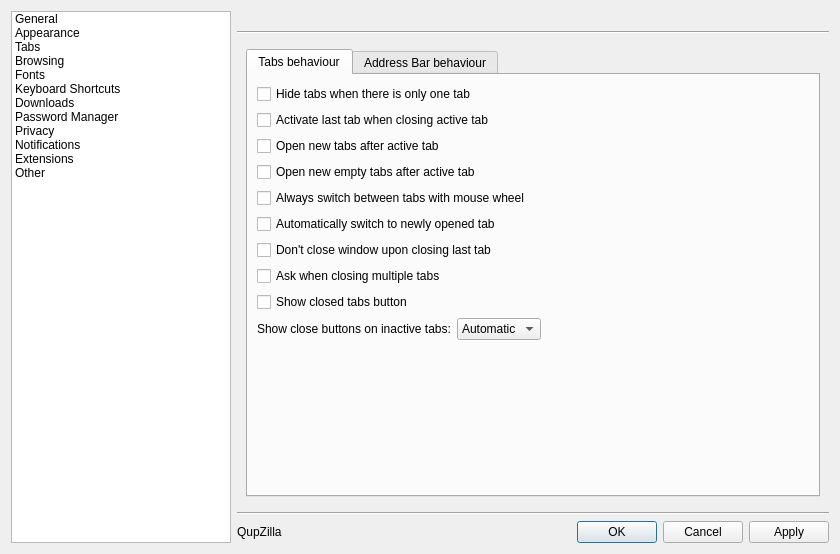
Old version of the form src/lib/preferences/preferences.ui in the repository QupZilla/qupzilla.
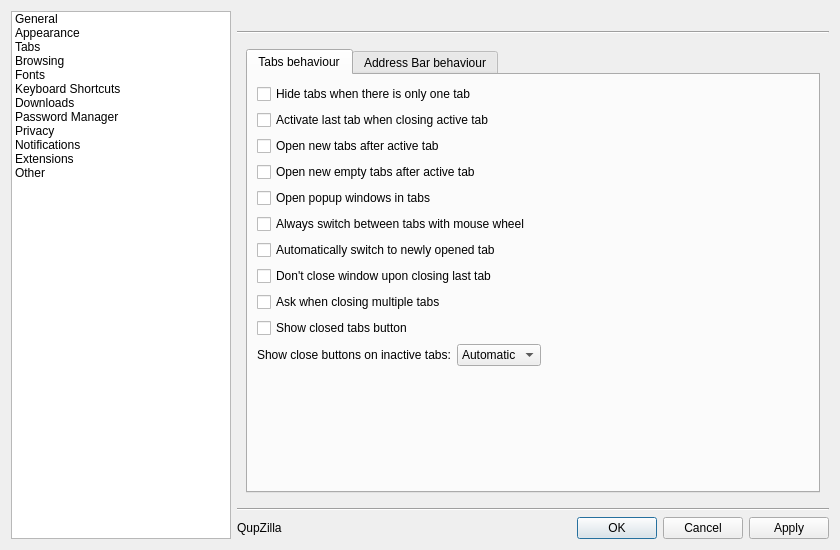
New version of the form. The open tabs and pages were chosen to show the change. Custom widgets are drawn as their Qt base class.

Commit message:
Add option to open popup windows in tabs
Closes #1796

Diff of the .ui file:
```diff
--- a/src/lib/preferences/preferences.ui
+++ b/src/lib/preferences/preferences.ui
@@ -7,7 +7,7 @@
     <x>0</x>
     <y>0</y>
     <width>840</width>
-    <height>554</height>
+    <height>550</height>
    </rect>
   </property>
   <property name="windowTitle">
@@ -140,8 +140,8 @@
        <rect>
         <x>0</x>
         <y>0</y>
-        <width>596</width>
-        <height>468</height>
+        <width>582</width>
+        <height>489</height>
        </rect>
       </property>
       <layout class="QVBoxLayout" name="verticalLayout_4">
@@ -694,6 +694,13 @@
                  </property>
                 </widget>
                </item>
+               <item>
+                <widget class="QCheckBox" name="openPopupsInTabs">
+                 <property name="text">
+                  <string>Open popup windows in tabs</string>
+                 </property>
+                </widget>
+               </item>
                <item>
                 <widget class="QCheckBox" name="alwaysSwitchTabsWithWheel">
                  <property name="text">
```
The commit also changes 4 other files.
